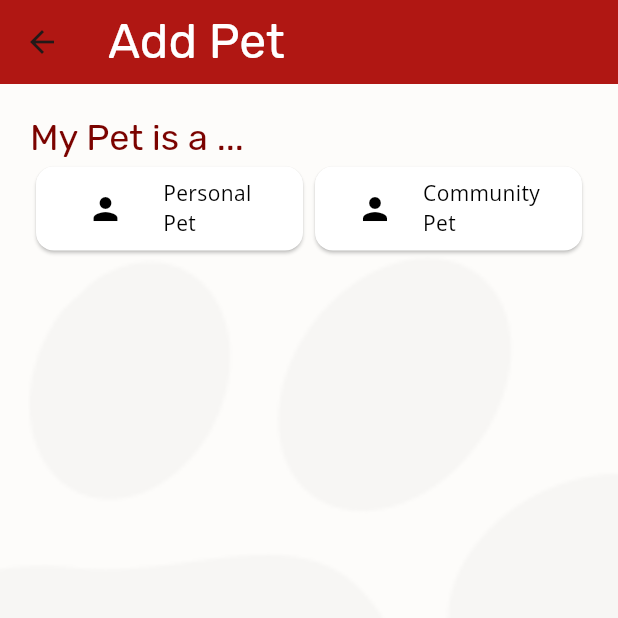
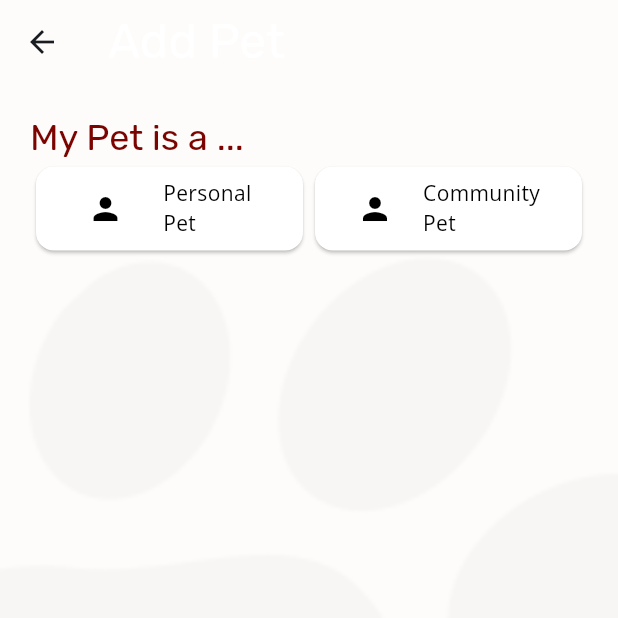
Before and after one commit to LunarEclipz/WagTrack, a Flutter app: the AppWrapper screen opened directly, after a tap on the "add" icon, on a phone screen of 412 x 824 dp, the top half of it. Run offline on Flutter 3.47's test engine with Material 3 defaults, Android fonts, the phone set to English and light mode, and no system bars; our stand-ins replace cloud_firestore, firebase_auth, firebase_core, firebase_storage, flutter_datetime_picker_plus, google_fonts and 4 more; missing offline and left inert: flutter_facebook_auth; accounts and stored records are empty.

Commit message:
feat: update AppBar and NavBar UI

```diff
--- a/lib/screens/app_wrapper.dart
+++ b/lib/screens/app_wrapper.dart
@@ -17,6 +17,7 @@ class AppWrapper extends StatefulWidget {
 
 class _AppWrapperState extends State<AppWrapper> {
   // final GlobalKey<ScaffoldState> _scaffoldKey = GlobalKey<ScaffoldState>();
+
   int currentPageIndex = 0;
 
   List<Widget> screens = [
@@ -28,6 +29,8 @@ class _AppWrapperState extends State<AppWrapper> {
 
   @override
   Widget build(BuildContext context) {
+    final ColorScheme colorScheme = Theme.of(context).colorScheme;
+
     return Scaffold(
       // App Bar
       appBar: AppBar(
@@ -56,14 +59,17 @@ class _AppWrapperState extends State<AppWrapper> {
                     );
                   },
                   transitionDuration: const Duration(
-                      milliseconds: 500), // Adjust the duration here
+                      milliseconds: 300), // Adjust the duration here
                   pageBuilder: (context, a, b) => const AppSettings(),
                 ),
               );
             }, // Transition to Application Setting Screen
             child: const Padding(
               padding: EdgeInsets.fromLTRB(20, 8, 20, 8),
-              child: Icon(Icons.settings),
+              child: Icon(
+                Icons.settings,
+                // color: colorScheme.tertiary,
+              ),
             ),
           )
         ],
@@ -129,6 +135,9 @@ class _AppWrapperState extends State<AppWrapper> {
             label: 'Explore',
           ),
         ],
+        backgroundColor: colorScheme.surface,
+        shadowColor: Colors.transparent,
+        elevation: 0.0,
       ),
     );
   }
--- a/lib/screens/authorisation/forgot_password.dart
+++ b/lib/screens/authorisation/forgot_password.dart
@@ -22,6 +22,9 @@ class ForgotPasswordPage extends StatelessWidget {
           style: TextStyle(color: Colors.white),
         ),
         backgroundColor: colorScheme.primary,
+        iconTheme: const IconThemeData(
+          color: Colors.white,
+        ),
       ),
       body: Container(
         padding: const EdgeInsets.all(20.0),
--- a/lib/screens/home/add_pet.dart
+++ b/lib/screens/home/add_pet.dart
@@ -91,7 +91,6 @@ class _AddPetPageState extends State<AddPetPage> {
           'Add Pet',
           style: TextStyle(color: Colors.white),
         ),
-        backgroundColor: colorScheme.primary,
       ),
       body: DefaultTextStyle.merge(
         style: textStyles.bodyLarge,
--- a/lib/screens/misc_pages.dart
+++ b/lib/screens/misc_pages.dart
@@ -15,6 +15,9 @@ class BlankPage extends StatelessWidget {
           style: TextStyle(color: Colors.white),
         ),
         backgroundColor: colorScheme.primary,
+        iconTheme: const IconThemeData(
+          color: Colors.white,
+        ),
       ),
     );
   }
--- a/lib/screens/settings/app_settings.dart
+++ b/lib/screens/settings/app_settings.dart
@@ -118,6 +118,9 @@ class _AppSettingsState extends State<AppSettings> {
           style: TextStyle(color: Colors.white),
         ),
         backgroundColor: colorScheme.primary,
+        iconTheme: const IconThemeData(
+          color: Colors.white,
+        ),
       ),
       body: DefaultTextStyle.merge(
         style: textStyles.bodyLarge,
--- a/lib/screens/settings/delete_settings.dart
+++ b/lib/screens/settings/delete_settings.dart
@@ -79,6 +79,9 @@ class _DeletionSettingsState extends State<DeletionSettings> {
           style: TextStyle(color: Colors.white),
         ),
         backgroundColor: colorScheme.primary,
+        iconTheme: const IconThemeData(
+          color: Colors.white,
+        ),
       ),
       body: DefaultTextStyle.merge(
         style: textStyles.bodyLarge,
--- a/lib/screens/settings/onboarding.dart
+++ b/lib/screens/settings/onboarding.dart
@@ -64,6 +64,9 @@ class _OnboardingScreenState extends State<OnboardingScreen> {
           style: TextStyle(color: Colors.white),
         ),
         backgroundColor: colorScheme.primary,
+        iconTheme: const IconThemeData(
+          color: Colors.white,
+        ),
       ),
       body: DefaultTextStyle.merge(
         style: textStyles.bodyLarge,
--- a/lib/screens/symptoms/add_symptoms.dart
+++ b/lib/screens/symptoms/add_symptoms.dart
@@ -55,7 +55,9 @@ class _AddSymptomsPageState extends State<AddSymptomsPage> {
             ),
           ],
         ),
-        actions: const <Widget>[],
+        iconTheme: const IconThemeData(
+          color: Colors.white,
+        ),
       ),
       body: AppScrollablePage(
         children: [
--- a/lib/shared/themes.dart
+++ b/lib/shared/themes.dart
@@ -73,17 +73,24 @@ class AppTheme {
     colorScheme: ColorScheme.fromSeed(
       // https://api.flutter.dev/flutter/material/ColorScheme-class.html
       // https://m3.material.io/styles/color/static/baseline
+      // https://m3.material.io/component
 
       // use different seed color to check which is using material baseline colors
-      seedColor: Colors.red,
+      seedColor: Colors.blue,
       brightness: Brightness.light,
       primary: const Color(0xFFB01713),
       primaryContainer: Colors.white,
       primaryFixed: Colors.white,
       secondary: const Color(0xFF7B0300),
-      secondaryContainer: Colors.white,
+      secondaryContainer: const Color(0xFFfdfcfa),
       secondaryFixed: Colors.white,
       tertiary: const Color(0xFFE15216),
+
+      // used for navBar
+      surface: const Color(0xFFfdfcfa),
+      // onSurface: const Color(0xFFB01713),
+      onSecondaryContainer: const Color(0xFFB01713),
+      onSurfaceVariant: const Color(0xFF575A88),
     ),
     textTheme: TextTheme(
       headlineMedium: GoogleFonts.rubik(
```
